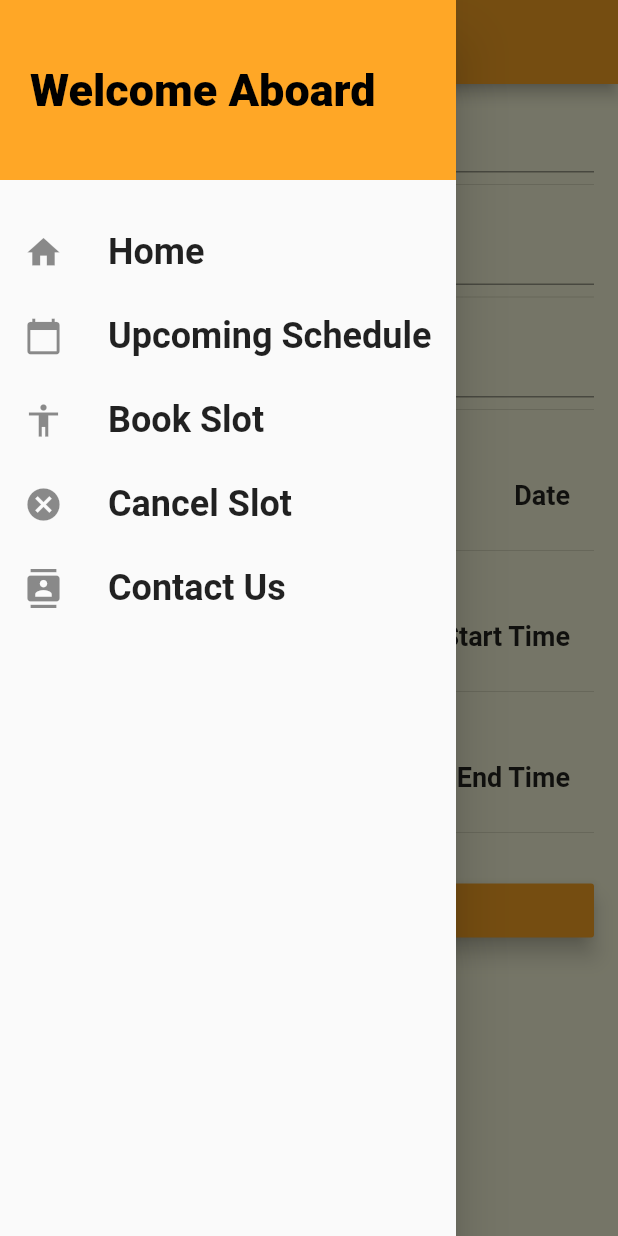
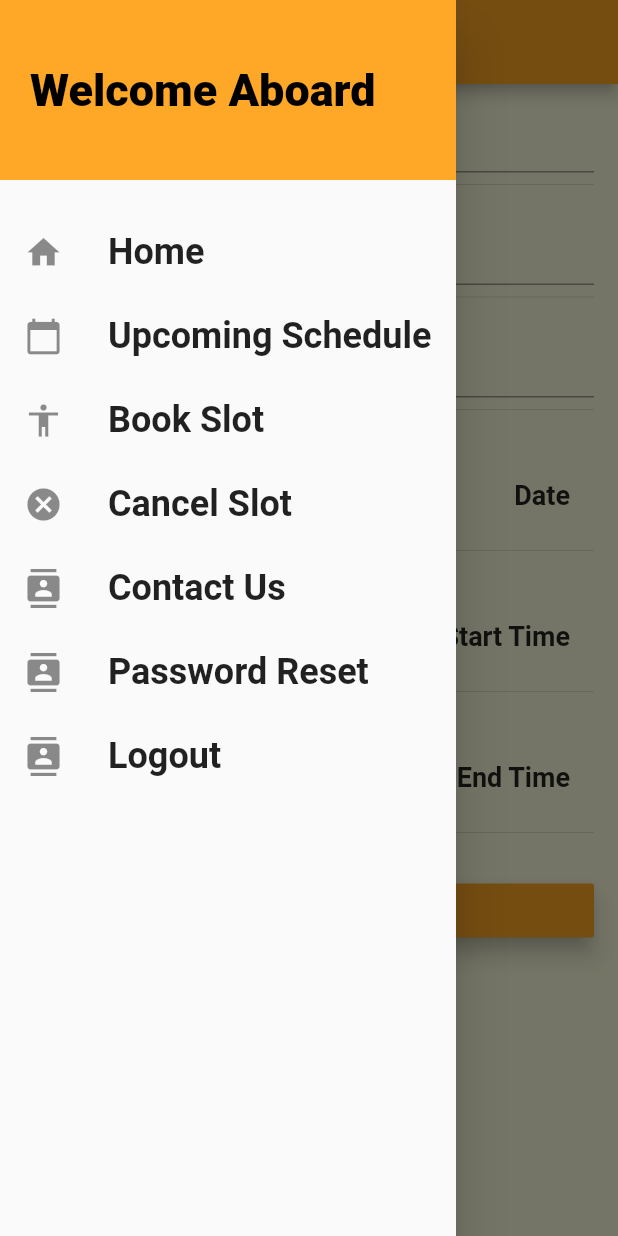
Before and after one commit to aviral-92/gym, a Flutter app: the AddSlotScreen screen opened by its route, with the side drawer open, on a phone screen of 412 x 824 dp. Run offline on Flutter 3.47's test engine with Material 2 defaults, Android fonts, the phone set to English and light mode, and no system bars; our stand-ins replace flutter_secure_storage; missing offline and left inert: horizontal_calendar; accounts and stored records are empty; network calls fail.

Commit message:
[AM]: updated...

```diff
--- a/lib/Screens/LoginScreen.dart
+++ b/lib/Screens/LoginScreen.dart
@@ -17,6 +17,7 @@ class _LoginScreenState extends State<LoginScreen> {
   String errorMsg = '';
 
   Future<void> navigateDashboard(BuildContext context) async {
+    Navigator.of(context).pushNamed('/dashboard-screen', arguments: true);
     if (_passwordController.text.isEmpty || _usernameController.text.isEmpty) {
       setState(() {
         errorMsg = 'Username or password cannot be empty.';
@@ -46,7 +47,7 @@ class _LoginScreenState extends State<LoginScreen> {
           if (jsons != null &&
               jsons['authorities'] != null &&
               jsons['authorities'][0] != null) {
-            if (jsons['authorities'][1]['authority'] == 'ROLE_ADMIN') {
+            if (jsons['authorities'][0]['authority'] == 'ROLE_ADMIN') {
               isAdmin = true;
             }
           }
--- a/lib/constants/Constants.dart
+++ b/lib/constants/Constants.dart
@@ -68,5 +68,6 @@ class Constants {
       'http://54.152.141.211:8082/adt/booker/booking/';
   static const String GET_TOKEN = 'http://54.152.141.211:9000/oauth/token';
   static const String GET_TOKEN_INFO = 'http://54.152.141.211:8082/users/me';
+  static const String CREATE_USER = 'http://54.152.141.211:8082/users/register';
   //******************APIs*****************/
 }
--- a/lib/constants/Routing.dart
+++ b/lib/constants/Routing.dart
@@ -9,6 +9,9 @@ class Routing {
 
   static void navigateLogin(BuildContext context) =>
       Navigator.of(context).pushNamed('/login-screen');
+
+  static void navigateLogout(BuildContext context) =>
+      Navigator.of(context).pushReplacementNamed('/logout-screen');
 
   void navigateHomeDashboardEvent(BuildContext context) =>
       Navigator.of(context).pushNamed('/dashboard-screen', arguments: _admin);
@@ -30,4 +33,7 @@ class Routing {
 
   void navigateContactEvent(BuildContext context) =>
       Navigator.of(context).pushNamed('/contact-screen', arguments: _admin);
+
+  void navigateResetPasswordEvent(BuildContext context) => Navigator.of(context)
+      .pushNamed('/reset-password-screen', arguments: _admin);
 }
--- a/lib/main.dart
+++ b/lib/main.dart
@@ -1,13 +1,14 @@
 import 'package:flutter/material.dart';
-import './Screens/CancelBookingScreen.dart';
-import './Screens/UpcomingEventScreen.dart';
-import './Screens/HomeScreen.dart';
-import './Screens/LoginScreen.dart';
-import './Screens/SignupScreen.dart';
-import './Screens/DashboardScreen.dart';
-import './Screens/Contact.dart';
-import './Screens/admin/AddSlotScreen.dart';
+import 'Screens/CancelBookingScreen.dart';
+import 'Screens/UpcomingEventScreen.dart';
+import 'Screens/HomeScreen.dart';
+import 'Screens/LoginScreen.dart';
+import 'Screens/SignupScreen.dart';
+import 'Screens/DashboardScreen.dart';
+import 'Screens/Contact.dart';
+import 'Screens/admin/AddSlotScreen.dart';
 import 'Screens/BookingScreen.dart';
+import 'Screens/PasswordResetScreen.dart';
 
 void main() {
   runApp(MyApp());
@@ -34,7 +35,8 @@ class MyApp extends StatelessWidget {
         '/cancel-screen': (ctx) => CancelBookingScreen(),
         '/add-screen': (ctx) => AddSlotScreen(),
         '/contact-screen': (ctx) => Contact(),
-        //'/select-spinner-screen': (ctx) => SelectSpinnerScreen(),
+        '/reset-password-screen': (ctx) => PasswordResetScreen(),
+        '/logout-screen': (_) => new LoginScreen(),
       },
     );
   }
--- a/lib/widget/MainDrawer.dart
+++ b/lib/widget/MainDrawer.dart
@@ -60,6 +60,10 @@ class MainDrawer extends StatelessWidget {
                 () => routing.navigateCancelEvent(context)),
             listTileWidget('Contact Us', Icons.contacts,
                 () => routing.navigateContactEvent(context)),
+            listTileWidget('Password Reset', Icons.contacts,
+                () => routing.navigateResetPasswordEvent(context)),
+            listTileWidget('Logout', Icons.contacts,
+                () => Routing.navigateLogout(context)),
             _admin == true
                 ? ExpansionTile(
                     title: Text(
```
Also changed, not shown: lib/Screens/PasswordResetScreen.dart (+80 -1 lines), lib/services/RestApiService.dart (+5 -2 lines).
